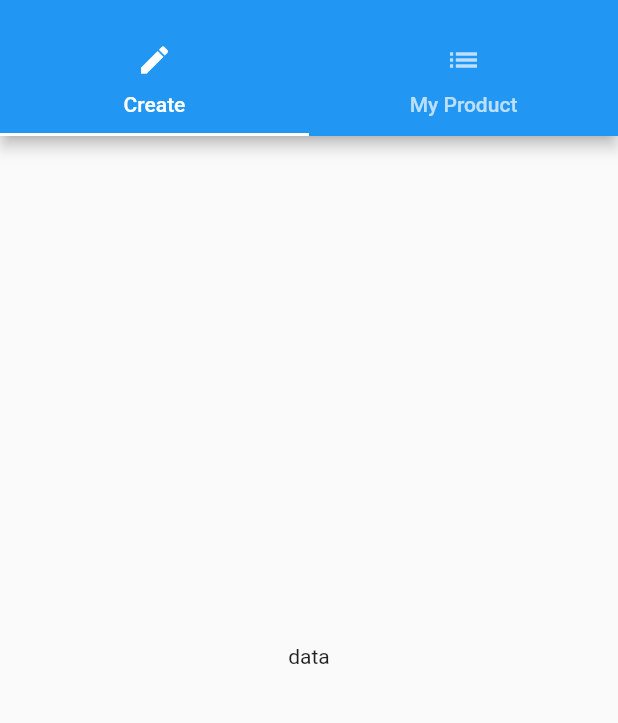
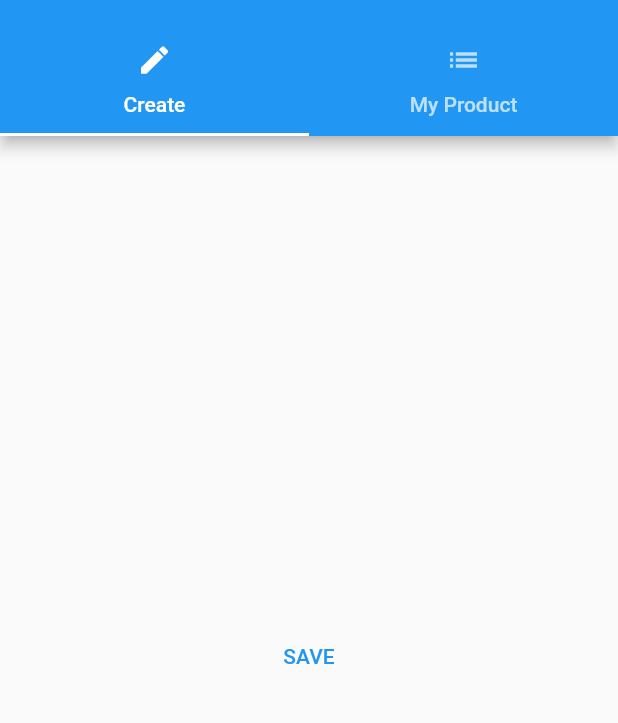
Before and after one commit to miikhaaeel/EasyList, a Flutter app: the ProductAdmin screen opened by its route, on a phone screen of 412 x 824 dp, the part 59-782 px from its top. Run offline on Flutter 3.47's test engine with Material 2 defaults, Android fonts, the phone set to English and light mode, and no system bars.

```diff
--- a/lib/screens/product_admin.dart
+++ b/lib/screens/product_admin.dart
@@ -50,10 +50,10 @@ class ProductAdmin extends StatelessWidget {
             ],
           ),
         ),
-          body: TabBarView(children: [
-            ProductCreateScreen(),
-            ProductListScreen()
-          ])),
+        body: const TabBarView(
+          children: [ProductCreateScreen(), ProductListScreen()],
+        ),
+      ),
     );
   }
 }
--- a/lib/screens/product_create.dart
+++ b/lib/screens/product_create.dart
@@ -5,6 +5,21 @@ class ProductCreateScreen extends StatelessWidget {
 
   @override
   Widget build(BuildContext context) {
-    return Container(child: Center(child: Text('data'),),);
+    return Container(
+      child: Center(
+        child: TextButton(
+          onPressed: () {
+            showModalBottomSheet(
+                context: context,
+                builder: (context) {
+                  return const Center(
+                    child: Text('Alright'),
+                  );
+                });
+          },
+          child: Text('SAVE'),
+        ),
+      ),
+    );
   }
 }
```
Also changed, not shown: lib/main.dart (+14 -1 lines), lib/products.dart (+11 -15 lines), lib/screens/product_screen.dart (+29 -3 lines). Lines whose indentation alone changed are shown as unchanged.
